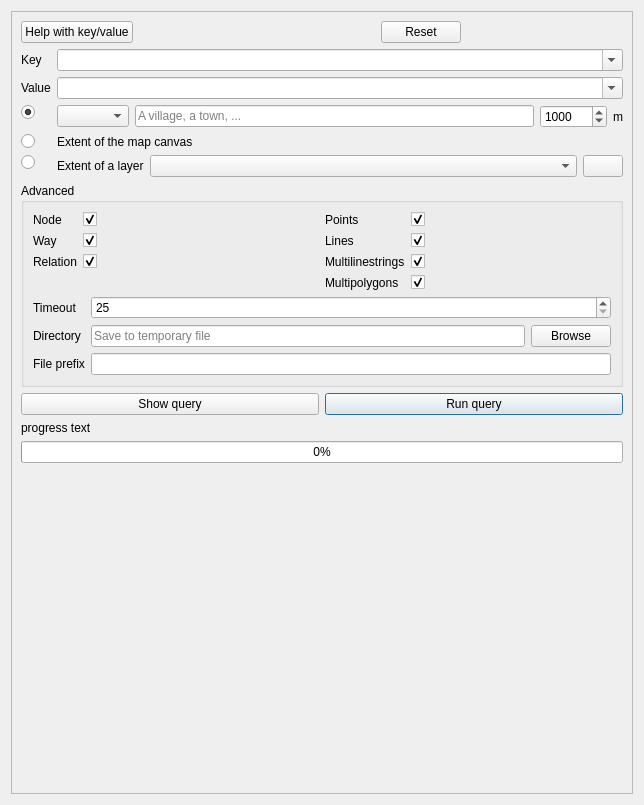
Qt form ui/quick_query.ui (3liz/QuickOSM) before a commit.
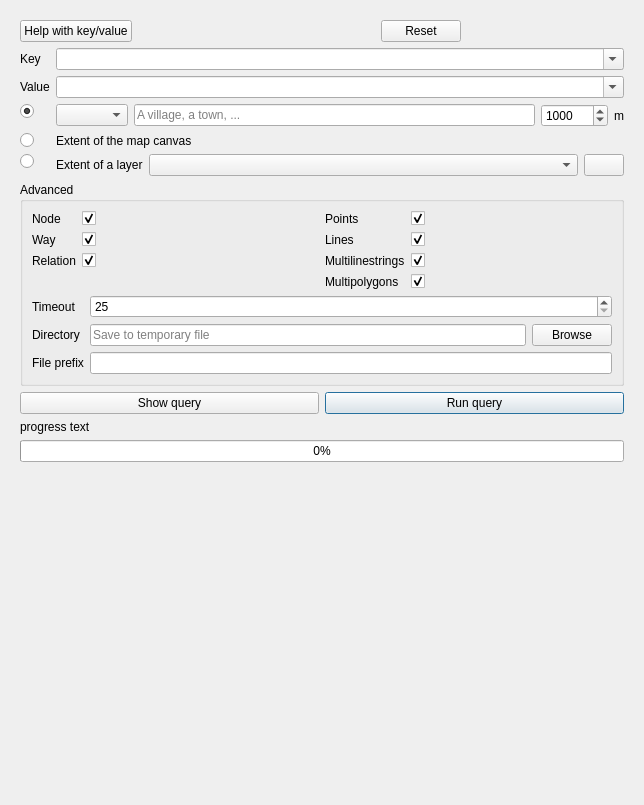
The same form after that commit. Icons and pictures are not drawn. Custom widgets are drawn as their Qt base class.

Commit message: delete frames in scroll area

```diff
--- a/ui/quick_query.ui
+++ b/ui/quick_query.ui
@@ -16,6 +16,12 @@
   <layout class="QVBoxLayout" name="verticalLayout_3">
    <item>
     <widget class="QScrollArea" name="scrollArea">
+     <property name="frameShape">
+      <enum>QFrame::NoFrame</enum>
+     </property>
+     <property name="frameShadow">
+      <enum>QFrame::Plain</enum>
+     </property>
      <property name="widgetResizable">
       <bool>true</bool>
      </property>
@@ -24,8 +30,8 @@
        <rect>
         <x>0</x>
         <y>0</y>
-        <width>630</width>
-        <height>791</height>
+        <width>636</width>
+        <height>797</height>
        </rect>
       </property>
       <layout class="QVBoxLayout" name="verticalLayout">
```
The commit also changes 7 other files.
